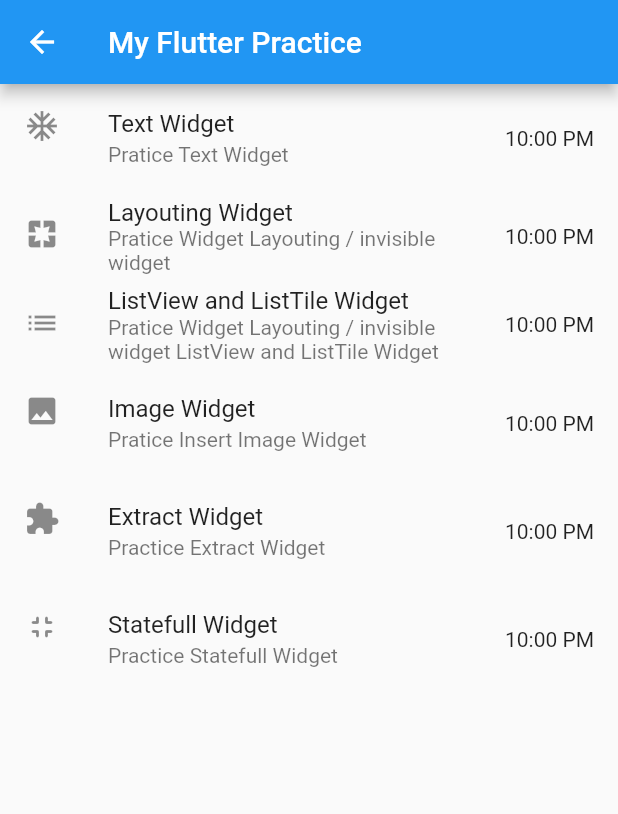
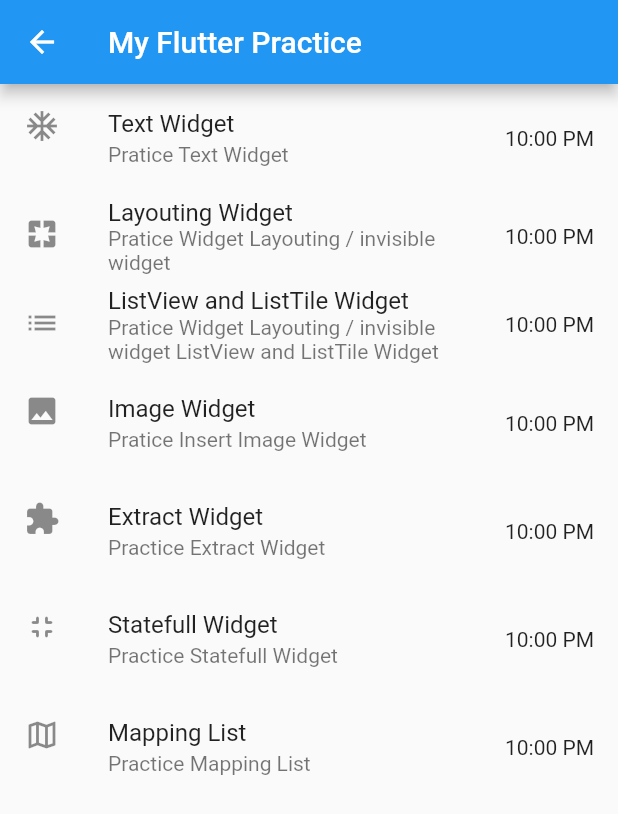
Before and after one commit to AgungLi/flutter-practices, a Flutter app: the screen it shows after launch, on a phone screen of 412 x 824 dp. Shown: the top 814 px of the screen. Run offline on Flutter 3.47's test engine with Material 2 defaults, Android fonts, the phone set to English and light mode, and no system bars; our stand-ins replace faker.

Commit message:
Practices how to  use mapping list

```diff
--- a/lib/main.dart
+++ b/lib/main.dart
@@ -3,6 +3,7 @@ import 'package:flutter_practices/pages/myHomepage.dart';
 import 'package:flutter_practices/pages/myListview.dart';
 import 'package:flutter_practices/pages/pageExtractWidget.dart';
 import 'package:flutter_practices/pages/pageImageWidget.dart';
+import 'package:flutter_practices/pages/pageMappinglist.dart';
 import 'package:flutter_practices/pages/pageStateful.dart';
 import 'package:flutter_practices/pages/pageTextwidget.dart';
 import 'package:flutter_practices/pages/widgetLayouting.dart';
@@ -30,6 +31,7 @@ class _MyAppState extends State<MyApp> {
         PageImagWidget.nameRoute: (context) => PageImagWidget(),
         PageExtractWidget.nameRoute: (context) => PageExtractWidget(),
         PageStatefull.nameRoute: (context) => PageStatefull(),
+        PageMappinglist.nameRoute: (context) => PageMappinglist(),
       },
     );
   }
--- a/lib/pages/myHomepage.dart
+++ b/lib/pages/myHomepage.dart
@@ -2,6 +2,7 @@ import 'package:flutter/material.dart';
 import 'package:flutter_practices/pages/myListview.dart';
 import 'package:flutter_practices/pages/pageExtractWidget.dart';
 import 'package:flutter_practices/pages/pageImageWidget.dart';
+import 'package:flutter_practices/pages/pageMappinglist.dart';
 import 'package:flutter_practices/pages/pageStateful.dart';
 import 'package:flutter_practices/pages/pageTextwidget.dart';
 import 'package:flutter_practices/pages/widgetLayouting.dart';
@@ -46,6 +47,12 @@ class MyHomepage extends StatelessWidget {
       navigation: PageStatefull.nameRoute,
       desc: "Practice Statefull Widget",
     ),
+    PageItem(
+      icon: Icon(Icons.map_outlined),
+      practiceName: "Mapping List",
+      navigation: PageMappinglist.nameRoute,
+      desc: "Practice Mapping List",
+    ),
   ];
   @override
   Widget build(BuildContext context) {
--- /dev/null
+++ b/lib/pages/pageMappinglist.dart
@@ -0,0 +1,207 @@
+import 'package:flutter/material.dart';
+
+class PageMappinglist extends StatelessWidget {
+  static const nameRoute = "\pagemappinglist";
+  final List<Map<String, dynamic>> myList = [
+    {
+      "name": "agung",
+      "age": 23,
+      "favColor": [
+        "Black",
+        "Red",
+        "Amber",
+        "Black",
+        "Red",
+        "Amber",
+        "Black",
+        "Red",
+        "Amber",
+        "Black",
+        "Red",
+        "Amber",
+        "Black",
+        "Red",
+        "Amber",
+      ]
+    },
+    {
+      "name": "Laksmana",
+      "age": 23,
+      "favColor": [
+        "Blue",
+        "Amber",
+        "White",
+        "Blue",
+        "Amber",
+        "White",
+        "Blue",
+        "Amber",
+        "White",
+        "Blue",
+        "Amber",
+        "White",
+        "Blue",
+        "Amber",
+        "White",
+        "Blue",
+        "Amber",
+        "White",
+      ]
+    },
+    {
+      "name": "Laksmana",
+      "age": 23,
+      "favColor": [
+        "Blue",
+        "Amber",
+        "White",
+        "Blue",
+        "Amber",
+        "White",
+        "Blue",
+        "Amber",
+        "White",
+        "Blue",
+        "Amber",
+        "White",
+        "Blue",
+        "Amber",
+        "White",
+        "Blue",
+        "Amber",
+        "White",
+      ]
+    },
+    {
+      "name": "Laksmana",
+      "age": 23,
+      "favColor": [
+        "Blue",
+        "Amber",
+        "White",
+        "Blue",
+        "Amber",
+        "White",
+        "Blue",
+        "Amber",
+        "White",
+        "Blue",
+        "Amber",
+        "White",
+        "Blue",
+        "Amber",
+        "White",
+        "Blue",
+        "Amber",
+        "White",
+      ]
+    },
+    {
+      "name": "Laksmana",
+      "age": 23,
+      "favColor": [
+        "Blue",
+        "Amber",
+        "White",
+        "Blue",
+        "Amber",
+        "White",
+        "Blue",
+        "Amber",
+        "White",
+        "Blue",
+        "Amber",
+        "White",
+        "Blue",
+        "Amber",
+        "White",
+        "Blue",
+        "Amber",
+        "White",
+      ]
+    },
+    {
+      "name": "Laksmana",
+      "age": 23,
+      "favColor": [
+        "Blue",
+        "Amber",
+        "White",
+        "Blue",
+        "Amber",
+        "White",
+        "Blue",
+        "Amber",
+        "White",
+        "Blue",
+        "Amber",
+        "White",
+        "Blue",
+        "Amber",
+        "White",
+        "Blue",
+        "Amber",
+        "White",
+      ]
+    },
+  ];
+  @override
+  Widget build(BuildContext context) {
+    return MaterialApp(
+      home: Scaffold(
+        appBar: AppBar(
+          title: Text("Practice Mapping List"),
+        ),
+        body: ListView(
+          children: myList.map((data) {
+            List myfavColor = data["favColor"];
+            return Card(
+              margin: EdgeInsets.all(20),
+              color: Colors.blue.withOpacity(0.5),
+              child: Container(
+                margin: EdgeInsets.all(10),
+                child: Column(
+                  crossAxisAlignment: CrossAxisAlignment.start,
+                  children: [
+                    Row(
+                      children: [
+                        CircleAvatar(),
+                        SizedBox(
+                          width: 20,
+                        ),
+                        Column(
+                          crossAxisAlignment: CrossAxisAlignment.start,
+                          children: [
+                            Text("Name: ${data['name']}"),
+                            Text("Age: ${data['age']}"),
+                          ],
+                        )
+                      ],
+                    ),
+                    //favcolor
+                    SingleChildScrollView(
+                      scrollDirection: Axis.horizontal,
+                      child: Row(
+                        children: myfavColor.map((color) {
+                          return Container(
+                            color: Colors.blue,
+                            margin: EdgeInsets.symmetric(
+                              vertical: 15,
+                              horizontal: 8,
+                            ),
+                            padding: EdgeInsets.all(10),
+                            child: Text(color),
+                          );
+                        }).toList(),
+                      ),
+                    )
+                  ],
+                ),
+              ),
+            );
+          }).toList(),
+        ),
+      ),
+    );
+  }
+}
```
